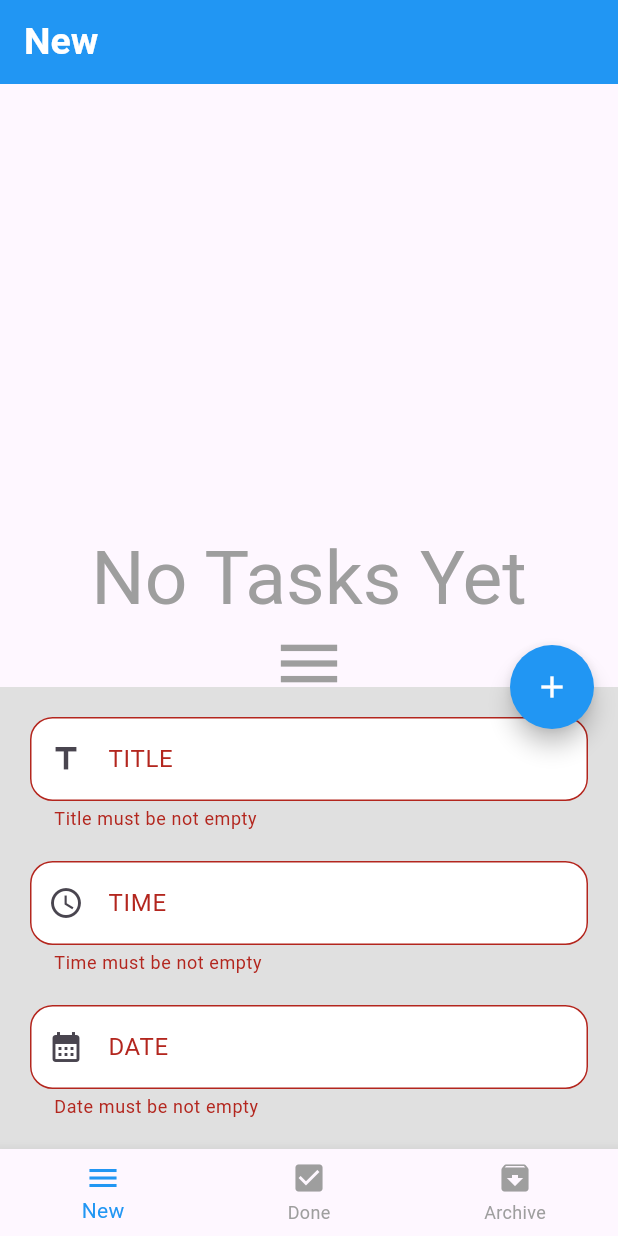
After one commit to alyfadhel/group_monday_m1, a Flutter app: the screen it shows after launch, after a tap on the "edit" icon, after a tap on the "add" icon, on a phone screen of 412 x 824 dp. The commit adds this screen. Run offline on Flutter 3.47's test engine with Material 3 defaults, Android fonts, the phone set to English and light mode, and no system bars; our stand-ins replace bloc, conditional_builder_null_safety, device_preview, flutter_bloc, hexcolor, sqflite; accounts and stored records are empty.

Commit message:
todo app

```diff
--- /dev/null
+++ b/lib/core/controller/cubit/cubit.dart
@@ -0,0 +1,149 @@
+import 'package:bloc/bloc.dart';
+import 'package:flutter/material.dart';
+import 'package:flutter_bloc/flutter_bloc.dart';
+import 'package:group_monday_m1/core/controller/cubit/state.dart';
+import 'package:group_monday_m1/features/modules/todo/archive/archive_task_screen.dart';
+import 'package:group_monday_m1/features/modules/todo/done/done_task_screen.dart';
+import 'package:group_monday_m1/features/modules/todo/new/presentation/screens/new_task_screen.dart';
+import 'package:path/path.dart' as p;
+import 'package:sqflite/sqflite.dart';
+
+class AppCubit extends Cubit<AppStates>
+{
+  AppCubit():super(AppInitialState());
+
+  static AppCubit get(context)=>BlocProvider.of(context);
+
+  List<BottomNavigationBarItem> items = [
+    const BottomNavigationBarItem(
+      icon: Icon(
+        Icons.menu,
+      ),
+      label: 'New',
+    ),
+    const BottomNavigationBarItem(
+      icon: Icon(
+        Icons.check_box,
+      ),
+      label: 'Done',
+    ),
+    const BottomNavigationBarItem(
+      icon: Icon(
+        Icons.archive,
+      ),
+      label: 'Archive',
+    ),
+  ];
+  List<Widget> screens = [
+    const NewTaskScreen(),
+    const DoneTaskScreen(),
+    const ArchiveTaskScreen(),
+  ];
+  List<String> titles = [
+    'New',
+    'Done',
+    'Archive',
+  ];
+  int currentIndex = 0;
+  Database? database;
+  var scaffoldKey = GlobalKey<ScaffoldState>();
+  var formKey = GlobalKey<FormState>();
+  bool isShowBottomSheet = false;
+  IconData fabIcon = Icons.edit;
+  var titleController = TextEditingController();
+  var timeController = TextEditingController();
+  var dateController = TextEditingController();
+  List<Map> tasks = [];
+
+  void changeFabIcon({
+    required bool isShow,
+    required IconData icon,
+})
+  {
+    isShowBottomSheet = isShow;
+    fabIcon = icon;
+    emit(AppChangeFabIconState());
+  }
+
+  void changeBottomNav(index)
+  {
+    currentIndex = index;
+    emit(AppChangeBottomNavState());
+  }
+
+
+
+  void createDataFromDatabase() async {
+    var databasesPath = await getDatabasesPath();
+    String path = p.join(databasesPath, 'tasks.db');
+    openDataFromDatabase(path: path);
+    emit(AppCreateDataFromDatabase());
+  }
+
+  void openDataFromDatabase({
+    required String path,
+  }) async {
+    await openDatabase(
+      path,
+      version: 1,
+      onCreate: (Database database, int version) async {
+        print('Database created');
+        await database
+            .execute(
+          'CREATE TABLE tasks (id INTEGER PRIMARY KEY, title TEXT, time TEXT, date TEXT, status TEXT)',
+        )
+            .then(
+              (value) {
+            print('Table created');
+          },
+        ).catchError(
+              (error) {
+            print('Error when table created ${error.toString()}');
+          },
+        );
+      },
+      onOpen: (database) {
+        getDataFromDatabase(database);
+        print('Database opened');
+      },
+    ).then(
+          (value) {
+        database = value;
+      },
+    );
+  }
+
+  void insertDataFromDatabase({
+    required String title,
+    required String time,
+    required String date,
+  }) async {
+    await database!.transaction((txn) async {
+      txn
+          .rawInsert(
+        'INSERT INTO tasks(title, time, date, status) VALUES("$title", "$time", "$date", "new")',
+      )
+          .then(
+            (value) {
+          getDataFromDatabase(database);
+          emit(AppInsertDataFromDatabase());
+          print('$value inserted successfully');
+        },
+      ).catchError(
+            (error) {
+          print('Error when data inserted ${error.toString()}');
+        },
+      );
+    });
+  }
+
+  void getDataFromDatabase(database) async {
+     await database.rawQuery('SELECT * FROM tasks').then(
+           (value) {
+         tasks = value;
+         print(tasks.toString());
+         emit(AppGetDataFromDatabase());
+       },
+     );
+  }
+}
--- /dev/null
+++ b/lib/core/controller/cubit/state.dart
@@ -0,0 +1,12 @@
+abstract class AppStates{}
+
+class AppInitialState extends AppStates{}
+
+class AppChangeFabIconState extends AppStates{}
+
+class AppChangeBottomNavState extends AppStates{}
+
+class AppCreateDataFromDatabase extends AppStates{}
+class AppOpenDataFromDatabase extends AppStates{}
+class AppInsertDataFromDatabase extends AppStates{}
+class AppGetDataFromDatabase extends AppStates{}
--- /dev/null
+++ b/lib/core/layout/todo_app.dart
@@ -0,0 +1,213 @@
+import 'package:flutter/material.dart';
+import 'package:flutter_bloc/flutter_bloc.dart';
+import 'package:group_monday_m1/core/controller/cubit/cubit.dart';
+import 'package:group_monday_m1/core/controller/cubit/state.dart';
+import 'package:group_monday_m1/core/shared/widgets/my_text_form_field.dart';
+import 'package:intl/intl.dart';
+
+
+
+
+class TodoApp extends StatelessWidget {
+  const TodoApp({super.key});
+
+  @override
+  Widget build(BuildContext context) {
+    return BlocProvider(
+      create: (BuildContext context) => AppCubit()..createDataFromDatabase(),
+      child: BlocConsumer<AppCubit, AppStates>(
+        listener: (context, state) {
+          if(state is AppInsertDataFromDatabase){
+            Navigator.pop(context);
+          }
+        },
+        builder: (context, state) {
+          var cubit = AppCubit.get(context);
+          return Scaffold(
+            key: cubit.scaffoldKey,
+            appBar: AppBar(
+              backgroundColor: Colors.blue,
+              automaticallyImplyLeading: false,
+              title: Text(
+                cubit.titles[cubit.currentIndex],
+                style: Theme.of(context).textTheme.titleLarge!.copyWith(
+                      fontSize: 25.0,
+                      color: Colors.white,
+                      fontWeight: FontWeight.bold,
+                    ),
+              ),
+            ),
+            floatingActionButton: FloatingActionButton(
+              onPressed: () {
+                if (cubit.isShowBottomSheet) {
+                  if(cubit.formKey.currentState!.validate()){
+                    cubit.insertDataFromDatabase(
+                      title: cubit.titleController.text,
+                      time: cubit.timeController.text,
+                      date: cubit.dateController.text,
+                    );
+                    cubit.changeFabIcon(
+                      isShow: false,
+                      icon: Icons.edit,
+                    );
+                  }
+                } else {
+                  cubit.scaffoldKey.currentState!
+                      .showBottomSheet(
+                        (context) => Container(
+                          color: Colors.grey[300],
+                          child: Padding(
+                            padding: const EdgeInsets.all(
+                              20.0,
+                            ),
+                            child: Form(
+                              key: cubit.formKey,
+                              child: Column(
+                                mainAxisSize: MainAxisSize.min,
+                                children: [
+                                  MyTextFormField(
+                                    controller: cubit.titleController,
+                                    type: TextInputType.text,
+                                    label: 'title',
+                                    prefix: Icons.title,
+                                    validator: (value) {
+                                      if (value!.isEmpty) {
+                                        return 'Title must be not empty';
+                                      }
+                                      return null;
+                                    },
+                                    radius: 15.0,
+                                  ),
+                                  const SizedBox(
+                                    height: 20.0,
+                                  ),
+                                  MyTextFormField(
+                                    controller: cubit.timeController,
+                                    type: TextInputType.datetime,
+                                    label: 'time',
+                                    prefix: Icons.watch_later_outlined,
+                                    validator: (value) {
+                                      if (value!.isEmpty) {
+                                        return 'Time must be not empty';
+                                      }
+                                      return null;
+                                    },
+                                    radius: 15.0,
+                                    onTap: () {
+                                      FocusScope.of(context)
+                                          .requestFocus(FocusNode());
+                                      showTimePicker(
+                                        context: context,
+                                        initialTime: TimeOfDay.now(),
+                                      ).then(
+                                        (value) {
+                                          if (value != null) {
+                                            if (context.mounted) {
+                                              cubit.timeController.text =
+                                                  value.format(context);
+                                              print(value.format(context));
+                                            }
+                                          }
+                                        },
+                                      );
+                                    },
+                                  ),
+                                  const SizedBox(
+                                    height: 20.0,
+                                  ),
+                                  MyTextFormField(
+                                    controller: cubit.dateController,
+                                    type: TextInputType.datetime,
+                                    label: 'date',
+                                    prefix: Icons.calendar_month,
+                                    validator: (value) {
+                                      if (value!.isEmpty) {
+                                        return 'Date must be not empty';
+                                      }
+                                      return null;
+                                    },
+                                    radius: 15.0,
+                                    onTap: () {
+                                      FocusScope.of(context)
+                                          .requestFocus(FocusNode());
+                                      showDatePicker(
+                                        context: context,
+                                        firstDate: DateTime.now(),
+                                        lastDate: DateTime.parse(
+                                          '2024-12-31',
+                                        ),
+                                      ).then(
+                                        (value) {
+                                          if (value != null) {
+                                            if (context.mounted) {
+                                              cubit.dateController.text =
+                                                  DateFormat.yMMMd()
+                                                      .format(value);
+                                              print(DateFormat.yMMMd()
+                                                  .format(value));
+                                            }
+                                          }
+                                        },
+                                      );
+                                    },
+                                  ),
+                                ],
+                              ),
+                            ),
+                          ),
+                        ),
+                      )
+                      .closed
+                      .then(
+                    (value) {
+                      // setState(() {
+                      //   isShowBottomSheet = false;
+                      //   fabIcon = Icons.edit;
+                      // });
+                      cubit.changeFabIcon(
+                        isShow: false,
+                        icon: Icons.edit,
+                      );
+                    },
+                  );
+                  // setState(() {
+                  //   isShowBottomSheet = true;
+                  //   fabIcon = Icons.add;
+                  // });
+                  cubit.changeFabIcon(
+                    isShow: true,
+                    icon: Icons.add,
+                  );
+                }
+              },
+              backgroundColor: Colors.blue,
+              shape: RoundedRectangleBorder(
+                borderRadius: BorderRadius.circular(
+                  30.0,
+                ),
+              ),
+              child: Icon(
+                cubit.fabIcon,
+                color: Colors.white,
+              ),
+            ),
+            bottomNavigationBar: BottomNavigationBar(
+              items: cubit.items,
+              selectedItemColor: Colors.blue,
+              unselectedItemColor: Colors.grey,
+              currentIndex: cubit.currentIndex,
+              onTap: (index) {
+                // setState(() {
+                //   currentIndex = index;
+                // });
+                cubit.changeBottomNav(index);
+              },
+              type: BottomNavigationBarType.fixed,
+            ),
+            body: cubit.screens[cubit.currentIndex],
+          );
+        },
+      ),
+    );
+  }
+}
--- /dev/null
+++ b/lib/features/modules/todo/new/presentation/screens/new_task_screen.dart
@@ -0,0 +1,58 @@
+import 'package:conditional_builder_null_safety/conditional_builder_null_safety.dart';
+import 'package:flutter/material.dart';
+import 'package:flutter_bloc/flutter_bloc.dart';
+import 'package:group_monday_m1/core/controller/cubit/cubit.dart';
+import 'package:group_monday_m1/core/controller/cubit/state.dart';
+import 'package:group_monday_m1/core/layout/todo_app.dart';
+import 'package:group_monday_m1/features/modules/todo/new/presentation/widgets/build_tasks_item.dart';
+
+class NewTaskScreen extends StatelessWidget {
+  const NewTaskScreen({super.key});
+
+  @override
+  Widget build(BuildContext context) {
+    return BlocConsumer<AppCubit, AppStates>(
+      listener: (context, state) {},
+      builder: (context, state) {
+        var tasks = AppCubit.get(context).tasks;
+        return ConditionalBuilder(
+          condition: tasks.isNotEmpty,
+          builder: (context) => ListView.separated(
+            itemBuilder: (context, index) => BuildTasksItem(
+              model: tasks[index],
+            ),
+            separatorBuilder: (context, index) => const Padding(
+              padding: EdgeInsets.symmetric(
+                horizontal: 15.0,
+              ),
+              child: Divider(
+                height: 1.0,
+                color: Colors.grey,
+              ),
+            ),
+            itemCount: tasks.length,
+          ),
+          fallback: (context) => Center(
+            child: Column(
+              mainAxisAlignment: MainAxisAlignment.center,
+              children: [
+                Text(
+                  'No Tasks Yet',
+                  style: Theme.of(context).textTheme.headlineLarge!.copyWith(
+                        color: Colors.grey,
+                    fontSize: 50.0,
+                      ),
+                ),
+                const Icon(
+                  Icons.menu,
+                  color: Colors.grey,
+                  size: 50.0,
+                )
+              ],
+            ),
+          ),
+        );
+      },
+    );
+  }
+}
--- a/lib/main.dart
+++ b/lib/main.dart
@@ -1,11 +1,16 @@
 import 'package:device_preview/device_preview.dart';
 import 'package:flutter/foundation.dart';
 import 'package:flutter/material.dart';
+import 'package:flutter_bloc/flutter_bloc.dart';
+import 'package:group_monday_m1/core/layout/todo_app.dart';
 import 'package:group_monday_m1/core/shared/themes/themes.dart';
 import 'package:group_monday_m1/features/modules/bmi/bmi_calculator.dart';
+import 'package:group_monday_m1/features/modules/counter/counter_screen.dart';
+import 'package:group_monday_m1/features/modules/counter/observer/observer.dart';
 
 
 void main() {
+  Bloc.observer = MyBlocObserver();
   runApp(
     // DevicePreview(
     //   enabled: !kReleaseMode,
@@ -20,12 +25,12 @@ class MyApp extends StatelessWidget {
 
   @override
   Widget build(BuildContext context) {
-    return MaterialApp(
+    return const MaterialApp(
       debugShowCheckedModeBanner: false,
-       theme: getLightMode(),
-      darkTheme: getDarkMode(),
-      themeMode: ThemeMode.light,
-      home: BmiCalculator(),
+      //  theme: getLightMode(),
+      // darkTheme: getDarkMode(),
+      // themeMode: ThemeMode.dark,
+      home: TodoApp(),
     );
   }
 }
```
Also changed, not shown: lib/features/modules/counter/controller/cubit/cubit.dart (added, +25 -0 lines), lib/features/modules/counter/controller/cubit/state.dart (added, +7 -0 lines), lib/features/modules/counter/counter_screen.dart (+23 -19 lines), lib/features/modules/counter/observer/observer.dart (added, +27 -0 lines), lib/features/modules/todo/archive/archive_task_screen.dart (added, +15 -0 lines), lib/features/modules/todo/done/done_task_screen.dart (added, +15 -0 lines), lib/features/modules/todo/new/presentation/widgets/build_tasks_item.dart (added, +52 -0 lines), pubspec.yaml (+8 -0 lines), pubspec.lock, 1 other file.
